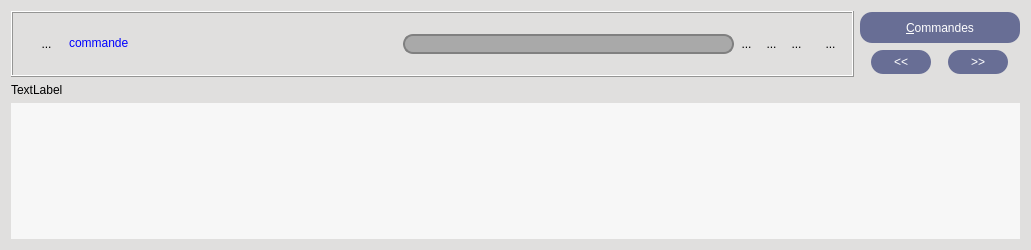
First picture: the form in UiQT5/desWidgetCommande.ui, repository SalomePlatform/eficas_tools, before the edit.
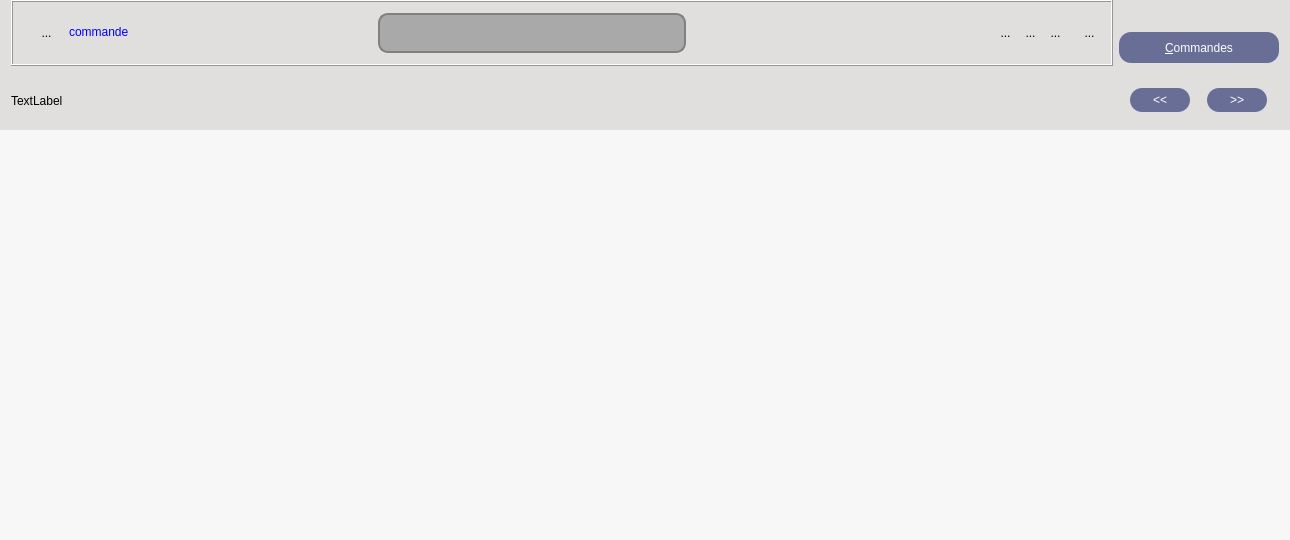
Second picture: the form after the edit. Icons and pictures are not drawn. Custom widgets are drawn as their Qt base class.

```diff
--- a/UiQT5/desWidgetCommande.ui
+++ b/UiQT5/desWidgetCommande.ui
@@ -6,8 +6,8 @@
    <rect>
     <x>0</x>
     <y>0</y>
-    <width>1031</width>
-    <height>250</height>
+    <width>1290</width>
+    <height>540</height>
    </rect>
   </property>
   <property name="sizePolicy">
@@ -32,10 +32,66 @@
    <string notr="true">background-color : rgb(224,223,222);
 font : 'times' 9px</string>
   </property>
-  <layout class="QVBoxLayout" name="verticalLayout_3">
+  <layout class="QVBoxLayout" name="verticalLayout_4">
+   <property name="spacing">
+    <number>0</number>
+   </property>
+   <property name="leftMargin">
+    <number>0</number>
+   </property>
+   <property name="topMargin">
+    <number>0</number>
+   </property>
+   <property name="rightMargin">
+    <number>0</number>
+   </property>
+   <property name="bottomMargin">
+    <number>0</number>
+   </property>
+   <item>
+    <widget class="QFrame" name="frameAffichage">
+     <property name="sizePolicy">
+      <sizepolicy hsizetype="Preferred" vsizetype="Fixed">
+       <horstretch>0</horstretch>
+       <verstretch>0</verstretch>
+      </sizepolicy>
+     </property>
+     <property name="minimumSize">
+      <size>
+       <width>0</width>
+       <height>130</height>
+      </size>
+     </property>
+     <property name="maximumSize">
+      <size>
+       <width>16777215</width>
+       <height>130</height>
+      </size>
+     </property>
+     <property name="styleSheet">
+      <string notr="true">background-color:rgb(224,223,222)</string>
+     </property>
+     <property name="frameShape">
+      <enum>QFrame::NoFrame</enum>
+     </property>
+     <property name="frameShadow">
+      <enum>QFrame::Raised</enum>
+     </property>
+     <layout class="QHBoxLayout" name="horizontalLayout_5">
+      <property name="spacing">
+       <number>0</number>
+      </property>
+      <property name="topMargin">
+       <number>0</number>
+      </property>
+      <property name="bottomMargin">
+       <number>0</number>
+      </property>
    <item>
     <layout class="QHBoxLayout" name="horizontalLayout_4">
      <item>
+         <layout class="QVBoxLayout" name="verticalLayout_3">
+          <item>
       <widget class="QFrame" name="frame_2">
        <property name="sizePolicy">
         <sizepolicy hsizetype="Preferred" vsizetype="Fixed">
@@ -167,7 +223,7 @@
         <item>
          <widget class="QLineEdit" name="LENom">
           <property name="sizePolicy">
-           <sizepolicy hsizetype="MinimumExpanding" vsizetype="Fixed">
+                <sizepolicy hsizetype="MinimumExpanding" vsizetype="Preferred">
             <horstretch>0</horstretch>
             <verstretch>0</verstretch>
            </sizepolicy>
@@ -195,6 +251,19 @@
           </property>
          </widget>
         </item>
+             <item>
+              <spacer name="horizontalSpacer_7">
+               <property name="orientation">
+                <enum>Qt::Horizontal</enum>
+               </property>
+               <property name="sizeHint" stdset="0">
+                <size>
+                 <width>108</width>
+                 <height>20</height>
+                </size>
+               </property>
+              </spacer>
+             </item>
         <item>
          <spacer name="horizontalSpacer_2">
           <property name="orientation">
@@ -397,10 +466,26 @@
        <zorder>horizontalSpacer_4</zorder>
        <zorder>RBPoubelle</zorder>
        <zorder>horizontalSpacer_5</zorder>
-      </widget>
+            <zorder>horizontalSpacer_7</zorder>
+           </widget>
+          </item>
+          <item>
+           <widget class="QLabel" name="labelDoc">
+            <property name="text">
+             <string>TextLabel</string>
+            </property>
+           </widget>
+          </item>
+         </layout>
      </item>
      <item>
       <layout class="QVBoxLayout" name="verticalLayout_2">
+          <property name="spacing">
+           <number>8</number>
+          </property>
+          <property name="topMargin">
+           <number>15</number>
+          </property>
        <item>
         <widget class="QPushButton" name="bCatalogue">
          <property name="sizePolicy">
@@ -541,11 +626,7 @@
      </item>
     </layout>
    </item>
-   <item>
-    <widget class="QLabel" name="labelDoc">
-     <property name="text">
-      <string>TextLabel</string>
-     </property>
+     </layout>
     </widget>
    </item>
    <item>
@@ -579,8 +660,8 @@
        <rect>
         <x>0</x>
         <y>0</y>
-        <width>1013</width>
-        <height>129</height>
+        <width>1290</width>
+        <height>410</height>
        </rect>
       </property>
       <layout class="QVBoxLayout" name="verticalLayout">
@@ -591,19 +672,6 @@
          </property>
         </layout>
        </item>
-       <item>
-        <spacer name="verticalSpacer">
-         <property name="orientation">
-          <enum>Qt::Vertical</enum>
-         </property>
-         <property name="sizeHint" stdset="0">
-          <size>
-           <width>20</width>
-           <height>5</height>
-          </size>
-         </property>
-        </spacer>
-       </item>
       </layout>
      </widget>
     </widget>
```
Left out of the diff: 10 changed lines with no effect on the pictures. Lines whose indentation alone changed are shown as unchanged.
